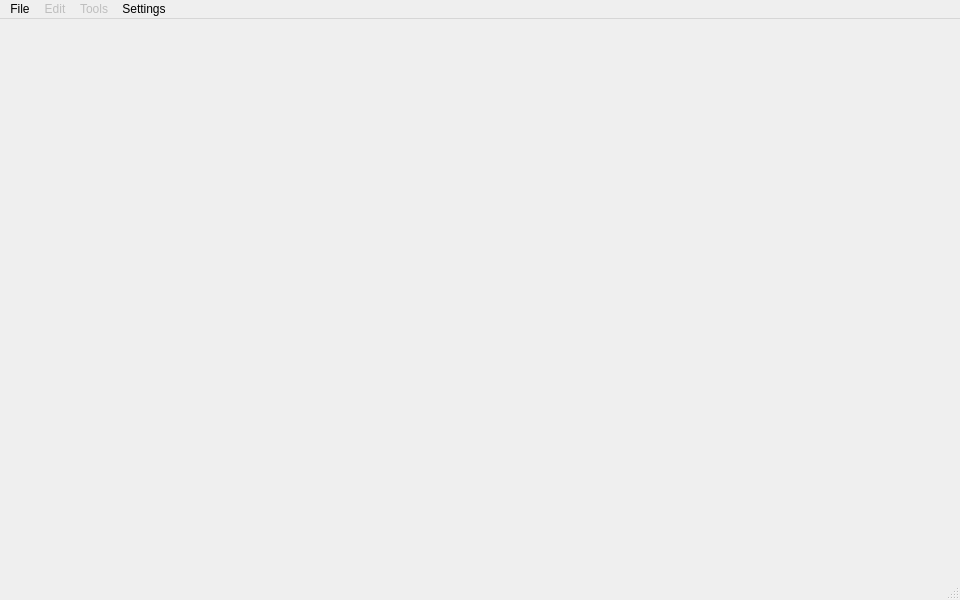
The window that mainwindow.ui (arrrp21/GeoViewer) describes before a commit, drawn with Qt 5.
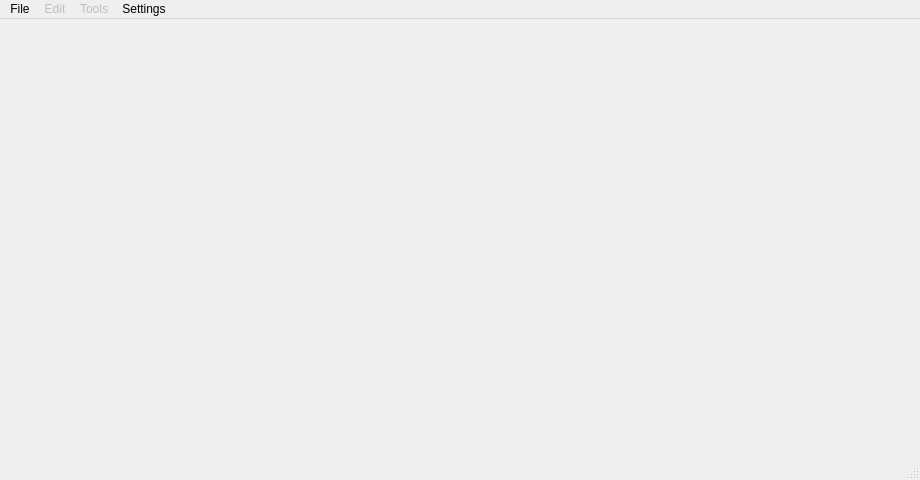
The same window after the commit.

Patch:
```diff
--- a/mainwindow.ui
+++ b/mainwindow.ui
@@ -6,14 +6,14 @@
    <rect>
     <x>0</x>
     <y>0</y>
-    <width>960</width>
-    <height>600</height>
+    <width>920</width>
+    <height>480</height>
    </rect>
   </property>
   <property name="minimumSize">
    <size>
-    <width>960</width>
-    <height>600</height>
+    <width>920</width>
+    <height>480</height>
    </size>
   </property>
   <property name="windowTitle">
@@ -25,7 +25,7 @@
     <rect>
      <x>0</x>
      <y>0</y>
-     <width>960</width>
+     <width>920</width>
      <height>26</height>
     </rect>
    </property>
```
Left out of the diff: 9 changed lines with no effect on the pictures.
